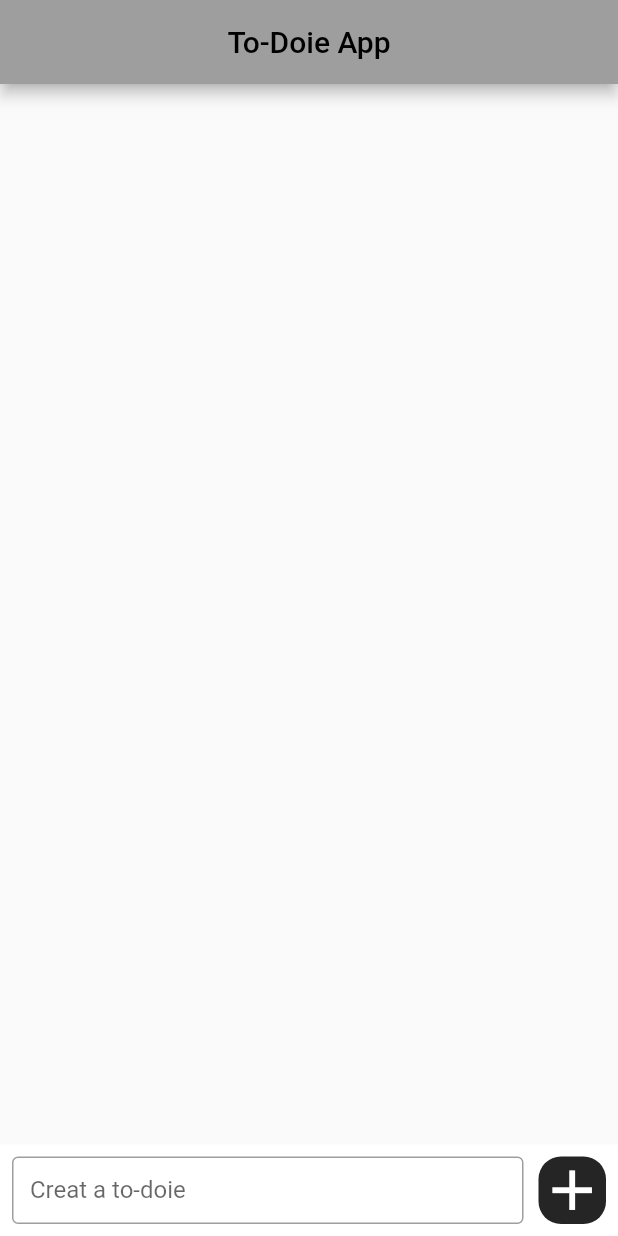
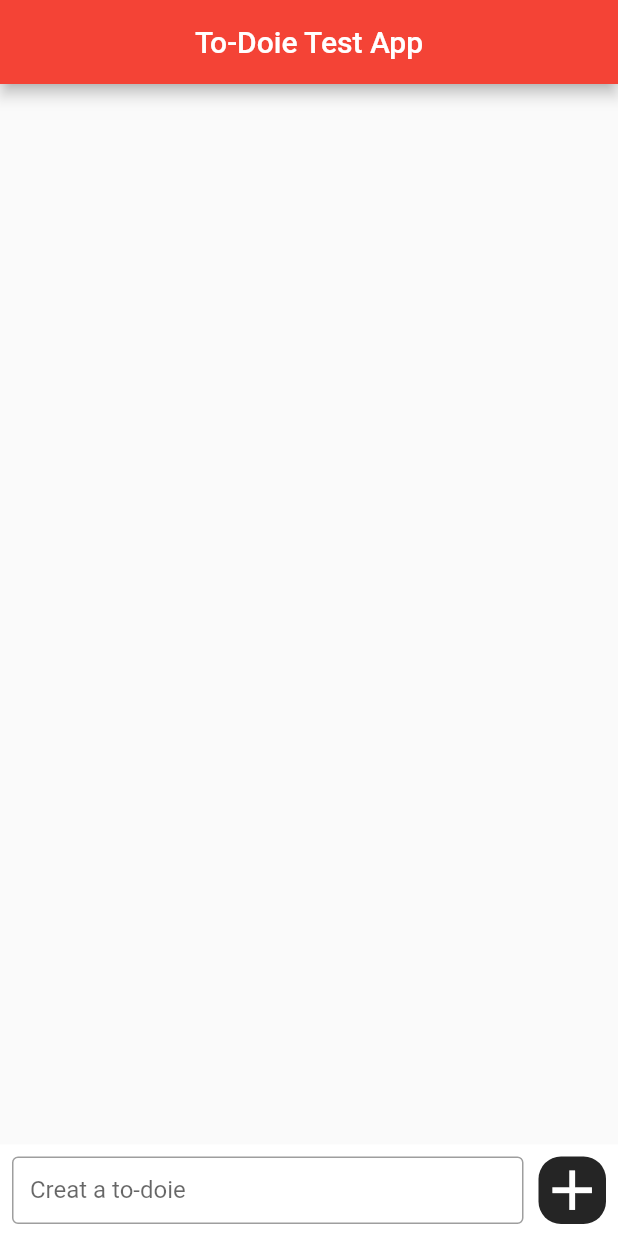
Before and after one commit to anshu8288/flutter-todoie, a Flutter app: the screen it shows after launch, on a phone screen of 412 x 824 dp. Run offline on Flutter 3.47's test engine with Material 3 defaults, Android fonts, the phone set to English and light mode, and no system bars.

Commit message:
test_commit

```diff
--- a/lib/main.dart
+++ b/lib/main.dart
@@ -19,7 +19,7 @@ class _MyAppState extends State<MyApp> {
       debugShowCheckedModeBanner: false,
       theme: ThemeData(
         useMaterial3: false,
-        primarySwatch: Colors.grey
+        primarySwatch: Colors.red
       ),
       home: RootPage(),
     );
--- a/lib/root_page.dart
+++ b/lib/root_page.dart
@@ -47,7 +47,7 @@ class _RootPageState extends State<RootPage> {
     return Scaffold(
       appBar: AppBar(
         title: Center(
-          child: Text('To-Doie App')
+          child: Text('To-Doie Test App')
         ),
       ),
 
```
